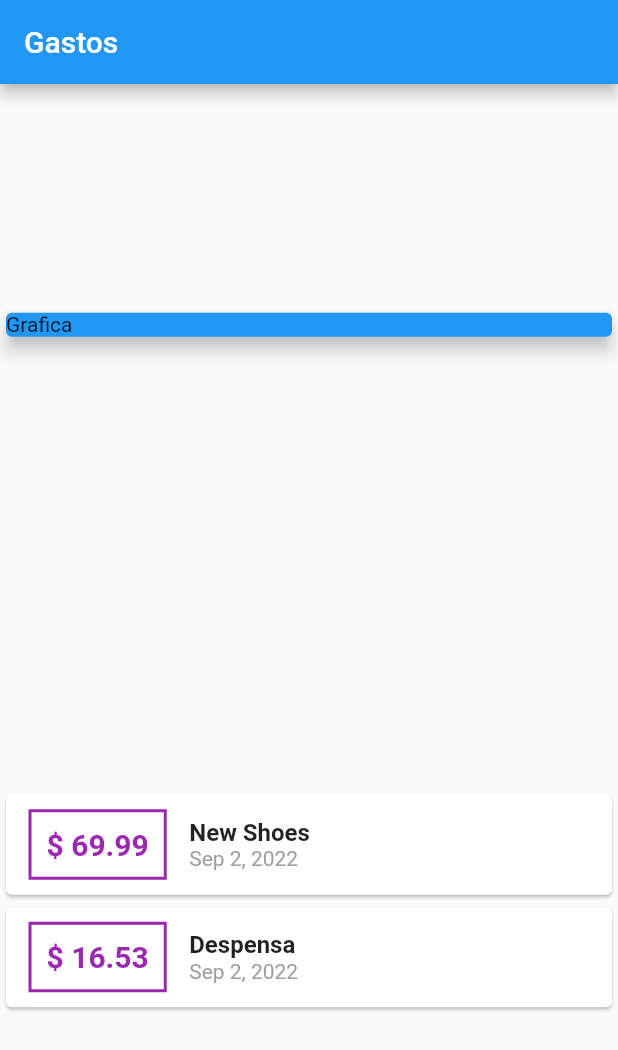
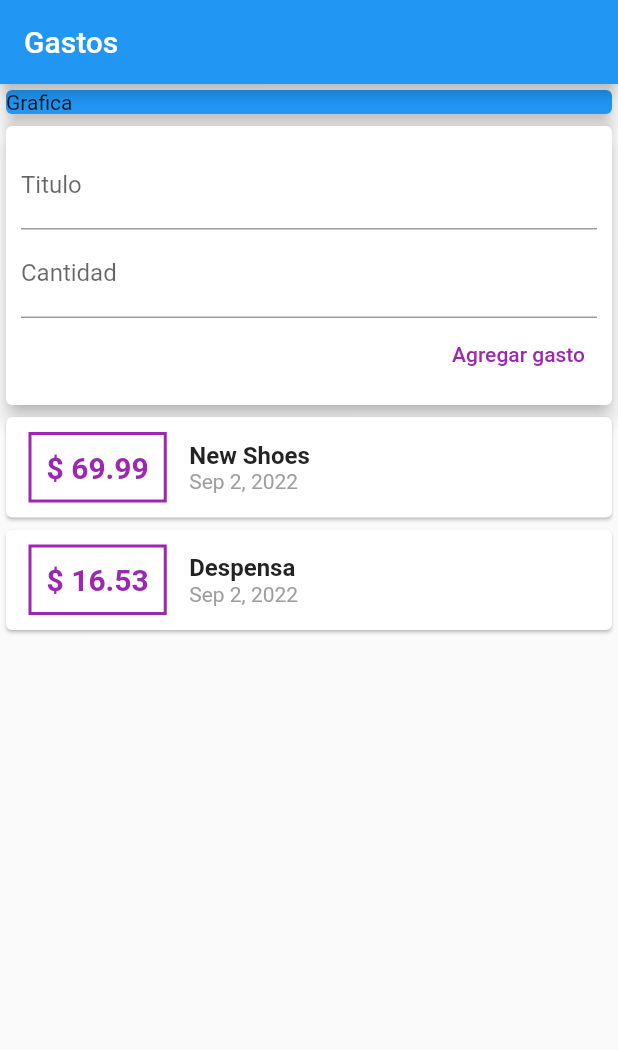
Before and after one commit to jebusdoodles/two_expenses_app, a Flutter app: the screen it shows after launch, on a phone screen of 412 x 824 dp. Shown: the top 1050 px of the screen. Run offline on Flutter 3.47's test engine with Material 2 defaults, Android fonts, the phone set to English and light mode, and no system bars.

Commit message:
add sdk restrictions for compatibity with course

```diff
--- a/lib/main.dart
+++ b/lib/main.dart
@@ -30,6 +30,11 @@ class MyHomePage extends StatelessWidget {
       date: DateTime.now(),
     ),
   ];
+  //String titleInput;
+  //String amountInput;
+
+  final titleController = TextEditingController();
+  final amountController = TextEditingController();
 
   @override
   Widget build(BuildContext context) {
@@ -38,7 +43,7 @@ class MyHomePage extends StatelessWidget {
         title: Text('Gastos'),
       ),
       body: Column(
-        mainAxisAlignment: MainAxisAlignment.spaceAround,
+        mainAxisAlignment: MainAxisAlignment.start,
         crossAxisAlignment: CrossAxisAlignment.stretch,
         children: <Widget>[
           Container(
@@ -49,6 +54,40 @@ class MyHomePage extends StatelessWidget {
               elevation: 5,
             ),
           ),
+          Card(
+            elevation: 5,
+            child: Container(
+              padding: EdgeInsets.all(10),
+              child: Column(
+                crossAxisAlignment: CrossAxisAlignment.end,
+               children: [
+                TextField(
+                  decoration: const InputDecoration( labelText: 'Titulo' ),
+                  controller: titleController,
+                  onChanged: (val) {
+                    //titleInput = val;
+                  },
+                ),
+                TextField(
+                  decoration: const InputDecoration( labelText: 'Cantidad' ),
+                  controller: amountController,
+                  onChanged: (val){
+                    //amountInput = val;
+                  },
+                ),
+                TextButton(
+                  style: TextButton.styleFrom(
+                    primary: Colors.purple,
+                  ),
+                  child: const Text('Agregar gasto'),
+                  onPressed: (){
+                    print(titleController.text);
+                    print(amountController.text);
+                  },
+                ),
+              ]),
+            ),
+          ),
           Column(
             children: transactions.map(
               (tx){
@@ -56,7 +95,7 @@ class MyHomePage extends StatelessWidget {
                   child: Row(
                     children: [
                         Container(
-                          margin: EdgeInsets.symmetric(
+                          margin: const EdgeInsets.symmetric(
                             vertical: 10,
                             horizontal: 15),
                           decoration: BoxDecoration(
@@ -65,10 +104,10 @@ class MyHomePage extends StatelessWidget {
                               width: 2,
                             )
                           ),
-                          padding: EdgeInsets.all(10),
+                          padding: const EdgeInsets.all(10),
                           child: Text(
                             '\$ ${tx.amount}',
-                            style: TextStyle(
+                            style: const TextStyle(
                               fontWeight: FontWeight.bold,
                               fontSize: 20,
                               color: Colors.purple,
@@ -80,14 +119,14 @@ class MyHomePage extends StatelessWidget {
                           children: [
                             Text(
                               tx.title,
-                              style: TextStyle(
+                              style: const TextStyle(
                                 fontSize: 16,
                                 fontWeight: FontWeight.bold
                               )
                             ),
                             Text(
                               DateFormat.yMMMd().format(tx.date),
-                              style: TextStyle(
+                              style: const TextStyle(
                                 color: Colors.grey,
                               ),
                             ),
--- a/lib/transaction.dart
+++ b/lib/transaction.dart
@@ -6,9 +6,9 @@ class Transaction{
 
 
   Transaction({
-    required this.id,
-    required this.title,
-    required this.amount,
-    required this.date
+    this.id,
+    this.title,
+    this.amount,
+    this.date
   });
 }
--- a/pubspec.yaml
+++ b/pubspec.yaml
@@ -18,7 +18,7 @@ publish_to: 'none' # Remove this line if you wish to publish to pub.dev
 version: 1.0.0+1
 
 environment:
-  sdk: ">=2.16.2 <3.0.0"
+  sdk: ">=2.11.0 <3.0.0"
 
 # Dependencies specify other packages that your package needs in order to work.
 # To automatically upgrade your package dependencies to the latest versions
```
Also changed, not shown: pubspec.lock.
